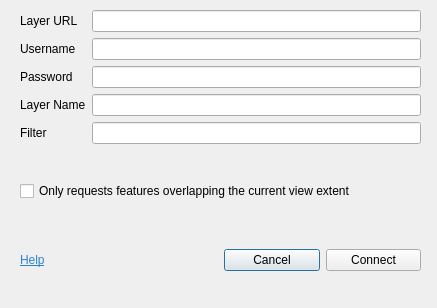
Above: arcgiscon_dialog_new.ui from geometalab/ArcGISConnector-QGIS-Plugin before the change. Below: the same form after it.
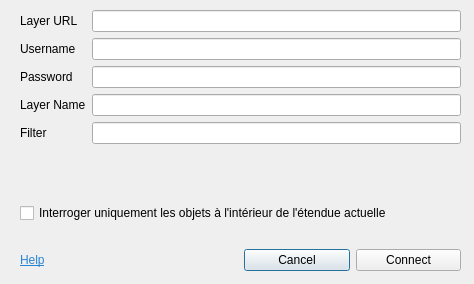
That is the form after the change.

Commit message: minor changes to support french language

The edit to the form file:
```diff
--- a/arcgiscon_dialog_new.ui
+++ b/arcgiscon_dialog_new.ui
@@ -6,8 +6,8 @@
    <rect>
     <x>0</x>
     <y>0</y>
-    <width>437</width>
-    <height>308</height>
+    <width>474</width>
+    <height>284</height>
    </rect>
   </property>
   <property name="windowTitle">
@@ -18,8 +18,8 @@
     <rect>
      <x>20</x>
      <y>10</y>
-     <width>401</width>
-     <height>211</height>
+     <width>441</width>
+     <height>261</height>
     </rect>
    </property>
    <layout class="QVBoxLayout" name="verticalLayout">
@@ -82,7 +82,7 @@
       <item row="16" column="0" colspan="2">
        <widget class="QCheckBox" name="extentOnly">
         <property name="text">
-         <string>Only requests features overlapping the current view extent</string>
+         <string>Interroger uniquement les objets à l'intérieur de l'étendue actuelle</string>
         </property>
        </widget>
       </item>
@@ -111,17 +111,7 @@
       </property>
      </widget>
     </item>
-   </layout>
-  </widget>
-  <widget class="QWidget" name="horizontalLayoutWidget">
-   <property name="geometry">
-    <rect>
-     <x>20</x>
-     <y>220</y>
-     <width>401</width>
-     <height>80</height>
-    </rect>
-   </property>
+    <item>
    <layout class="QHBoxLayout" name="horizontalLayout">
     <item>
      <widget class="QLabel" name="helpLabel">
@@ -158,6 +148,8 @@
      </layout>
     </item>
    </layout>
+    </item>
+   </layout>
   </widget>
  </widget>
  <tabstops>
```
Left out of the diff: 3 changed lines with no effect on the pictures. Lines whose indentation alone changed are shown as unchanged.
